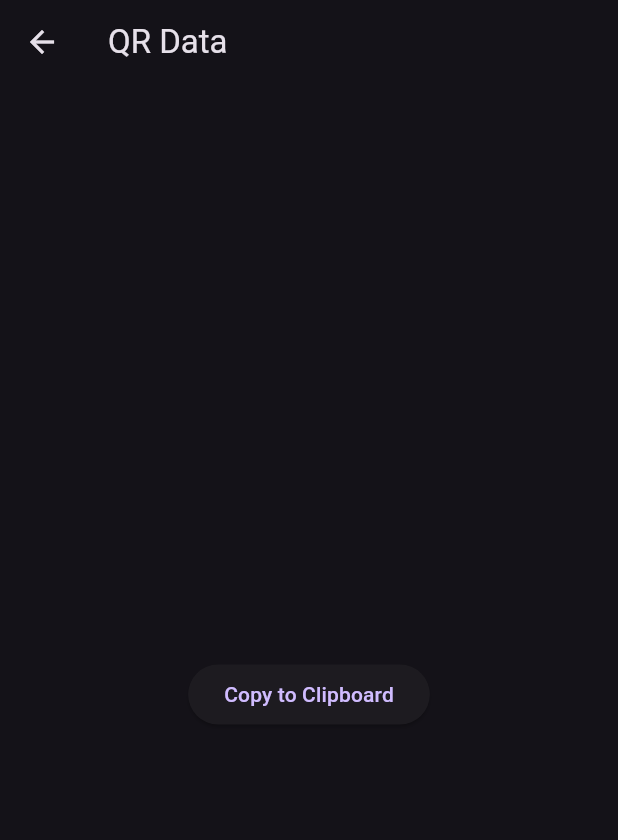
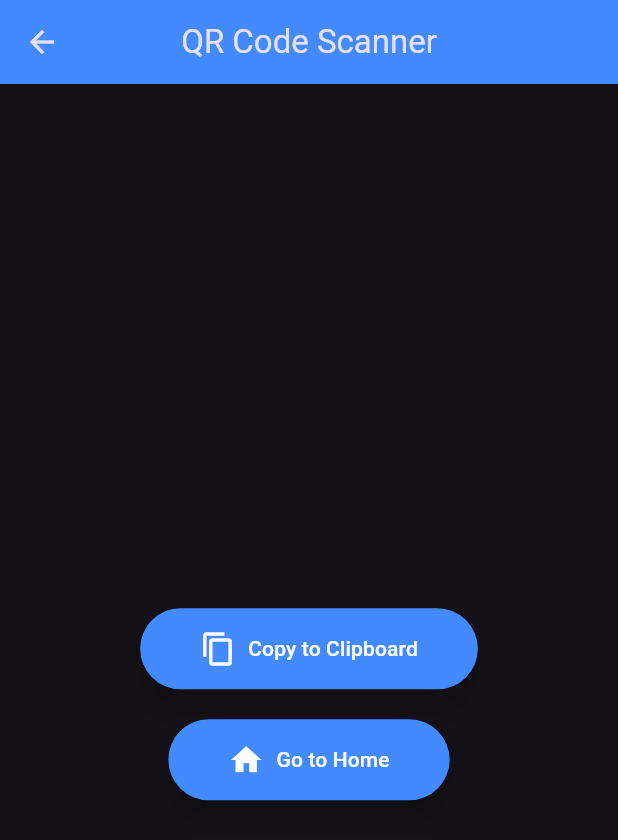
Before and after one commit to santoshvandari/QRScannerAPK, a Flutter app: the ResultScreen screen opened directly with empty values, on a phone screen of 412 x 824 dp. Shown: the top 840 px of the screen. Run offline on Flutter 3.47's test engine with Material 3 defaults, Android fonts, the phone set to English and light mode, and no system bars; our stand-ins replace fluttertoast, image_picker; missing offline and left inert: mobile_scanner.

Commit message:
Updated the  UI

```diff
--- a/lib/screens/result_screen.dart
+++ b/lib/screens/result_screen.dart
@@ -1,11 +1,12 @@
 import 'package:flutter/material.dart';
 import 'package:flutter/services.dart';
 import 'package:fluttertoast/fluttertoast.dart';
+import 'home_screen.dart'; // Import HomeScreen to navigate back
 
 class ResultScreen extends StatelessWidget {
   final String data;
 
-  const ResultScreen({required this.data});
+  const ResultScreen({super.key, required this.data});
 
   void _copyToClipboard(BuildContext context) {
     Clipboard.setData(ClipboardData(text: data));
@@ -19,22 +20,85 @@ class ResultScreen extends StatelessWidget {
   @override
   Widget build(BuildContext context) {
     return Scaffold(
-      appBar: AppBar(title: Text('QR Data')),
+      appBar: AppBar(
+        title: const Text('QR Code Scanner'),
+        centerTitle: true,
+        backgroundColor: Colors.blueAccent,
+        leading: IconButton(
+          icon: const Icon(Icons.arrow_back),
+          onPressed: () {
+            Navigator.pushReplacement(
+              context,
+              MaterialPageRoute(
+                  builder: (context) =>
+                      const HomeScreen()), // Navigate to HomeScreen
+            );
+          },
+        ),
+      ),
       body: Center(
         child: Padding(
           padding: const EdgeInsets.all(16.0),
           child: Column(
             mainAxisAlignment: MainAxisAlignment.center,
+            crossAxisAlignment: CrossAxisAlignment.center,
             children: [
+              // Display the QR code data
               Text(
                 data,
                 textAlign: TextAlign.center,
-                style: TextStyle(fontSize: 18),
+                style: const TextStyle(
+                  fontSize: 20,
+                  fontWeight: FontWeight.bold,
+                  color: Colors.white,
+                ),
               ),
-              SizedBox(height: 20),
-              ElevatedButton(
+              const SizedBox(height: 30),
+
+              // Copy to Clipboard button
+              ElevatedButton.icon(
                 onPressed: () => _copyToClipboard(context),
-                child: Text('Copy to Clipboard'),
+                icon: const Icon(
+                  Icons.copy,
+                  size: 24,
+                ),
+                label: const Text('Copy to Clipboard'),
+                style: ElevatedButton.styleFrom(
+                  backgroundColor: Colors.blueAccent,
+                  foregroundColor: Colors.white,
+                  padding:
+                      const EdgeInsets.symmetric(horizontal: 40, vertical: 15),
+                  shape: RoundedRectangleBorder(
+                    borderRadius: BorderRadius.circular(30),
+                  ),
+                  elevation: 8,
+                ),
+              ),
+              const SizedBox(height: 20),
+
+              // Optionally add a button to navigate back or clear
+              ElevatedButton.icon(
+                onPressed: () => Navigator.pushReplacement(
+                  context,
+                  MaterialPageRoute(
+                      builder: (context) =>
+                          const HomeScreen()), // Navigate to HomeScreen
+                ),
+                icon: const Icon(
+                  Icons.home,
+                  size: 24,
+                ),
+                label: const Text('Go to Home'),
+                style: ElevatedButton.styleFrom(
+                  backgroundColor: Colors.blueAccent,
+                  foregroundColor: Colors.white,
+                  padding:
+                      const EdgeInsets.symmetric(horizontal: 40, vertical: 15),
+                  shape: RoundedRectangleBorder(
+                    borderRadius: BorderRadius.circular(30),
+                  ),
+                  elevation: 8,
+                ),
               ),
             ],
           ),
```
Also changed, not shown: lib/screens/home_screen.dart (+42 -20 lines), lib/screens/qr_scanner_screen.dart (+67 -2 lines).
